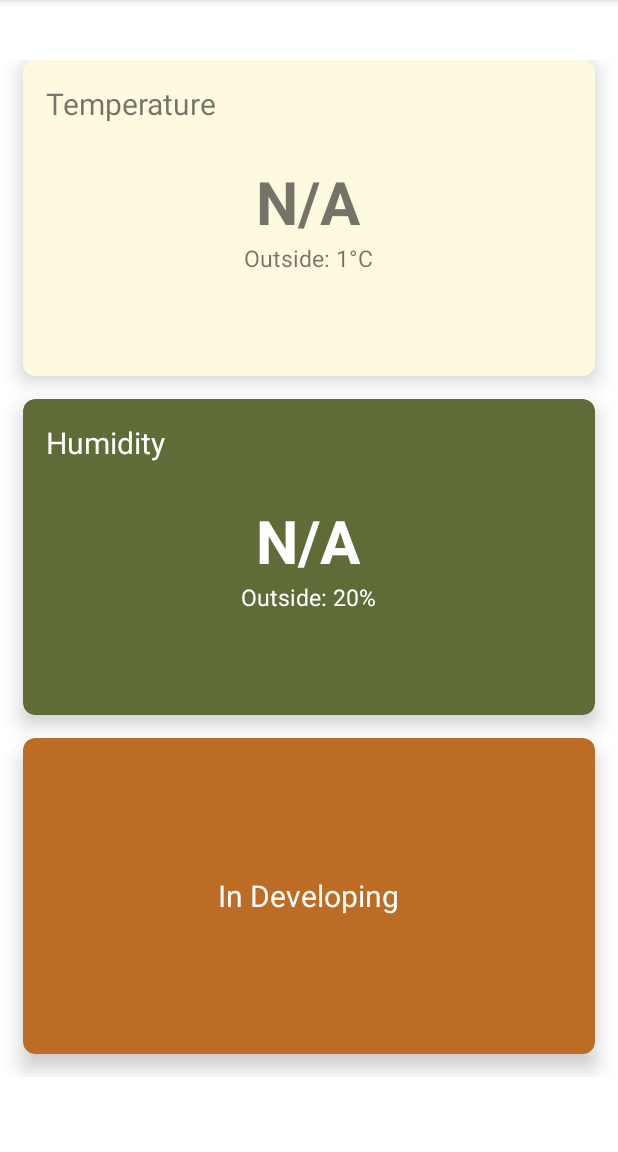
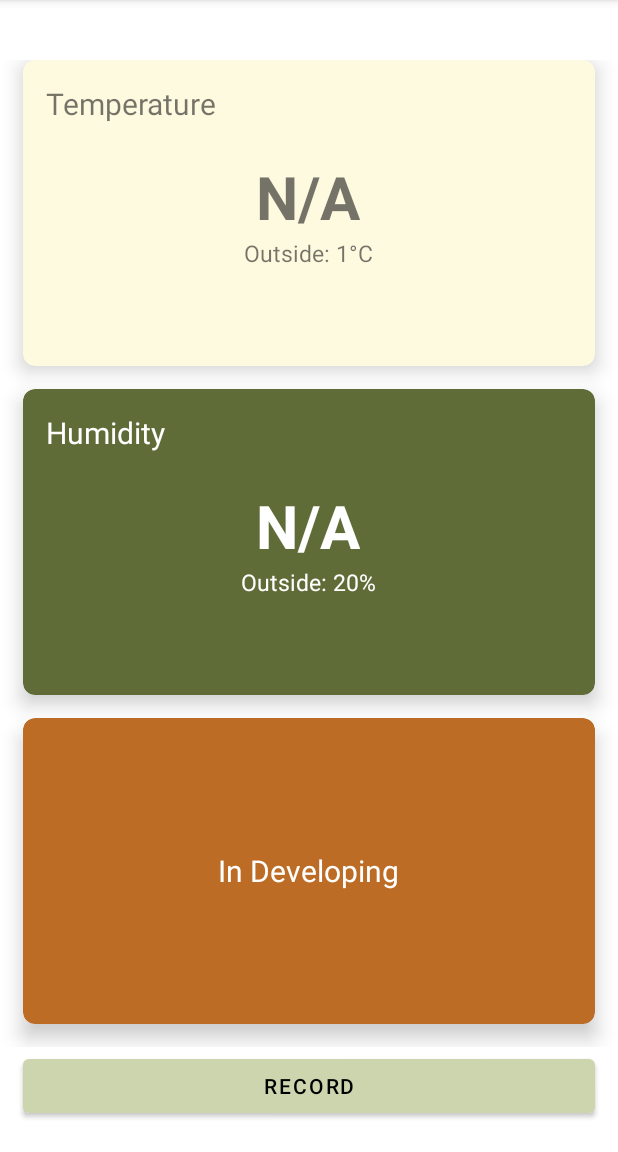
Before and after one commit to Philngtn/ClickAndCheckUI, an Android app: the soilActivity screen opened directly, with no data from a screen before it, on a phone screen of 412 x 824 dp, the part 84-1236 px from its top. Run offline under Robolectric (Android 15) with nearby library versions, the phone set to English and light mode, and no system bars; our stand-ins replace Volley; network calls fail.

Commit message:
Add temp record

```diff
--- a/app/src/main/java/com/example/menu/soilActivity.java
+++ b/app/src/main/java/com/example/menu/soilActivity.java
@@ -3,9 +3,11 @@ package com.example.menu;
 import androidx.appcompat.app.AppCompatActivity;
 import androidx.cardview.widget.CardView;
 
+import android.content.Intent;
 import android.os.Bundle;
 import android.os.Handler;
 import android.view.View;
+import android.widget.Button;
 import android.widget.TextView;
 import android.widget.Toast;
 
@@ -44,7 +46,7 @@ public class soilActivity extends AppCompatActivity {
         final sensorService sensorService = new sensorService(soilActivity.this);
         final TextView textViewTemp = (TextView) findViewById(R.id.temperatureShow);
         final TextView textViewHumi = (TextView) findViewById(R.id.humidityShow);
-
+        final Button recordButton = (Button) findViewById(R.id.recordButton);
 
         // Set initial display sensor values after click to Soil page
         sensorService.getTemp(new sensorService.VolleyResponseListener() {
@@ -73,6 +75,7 @@ public class soilActivity extends AppCompatActivity {
         });
 
         // Set click update temp or humidity
+        // Set click on Temperature Card
         tempCard.setOnClickListener(new View.OnClickListener() {
             @Override
             public void onClick(View v) {
@@ -90,8 +93,8 @@ public class soilActivity extends AppCompatActivity {
                 });
             }
 
-
         });
+        // Set click on Humidity Card
         humiCard.setOnClickListener(new View.OnClickListener() {
             @Override
             public void onClick(View v) {
@@ -109,6 +112,19 @@ public class soilActivity extends AppCompatActivity {
                 });
             }
         });
+
+
+        // Set Record click
+        recordButton.setOnClickListener(new View.OnClickListener() {
+            @Override
+            public void onClick(View v) {
+                //Toast.makeText(soilActivity.this, "Record Clicked: ", Toast.LENGTH_SHORT).show();
+                Intent showRecord = new Intent(soilActivity.this,tempHumidRecords.class);
+                startActivity(showRecord);
+            }
+        });
+
+
 
         // refreshContent();
     }
--- a/app/src/main/res/layout/activity_soil2.xml
+++ b/app/src/main/res/layout/activity_soil2.xml
@@ -7,8 +7,9 @@
     tools:context=".soilActivity">
 
     <GridLayout
+        android:id="@+id/grid_layout"
         android:layout_marginTop="40dp"
-        android:layout_marginBottom="50dp"
+        android:layout_marginBottom="70dp"
         android:columnCount="1"
         android:rowCount="3"
         android:layout_width="match_parent"
@@ -135,6 +136,7 @@
 
 
         </androidx.cardview.widget.CardView>
+
         <androidx.cardview.widget.CardView
             android:layout_width="0dp"
             android:layout_height="0dp"
@@ -172,8 +174,20 @@
 
         </androidx.cardview.widget.CardView>
 
-
     </GridLayout>
 
 
+    <Button
+        android:id="@+id/recordButton"
+        android:layout_width="match_parent"
+        android:layout_height="wrap_content"
+        android:layout_alignParentBottom="true"
+        android:layout_marginRight="15dp"
+        android:layout_marginLeft="15dp"
+        android:layout_gravity="center_horizontal|center_vertical"
+        android:layout_marginBottom="20dp"
+        android:textColor="@color/black"
+        android:text="Record" />
+
+
 </RelativeLayout>
```
Also changed, not shown: app/src/main/AndroidManifest.xml (+7 -2 lines), app/src/main/java/com/example/menu/tempHumidRecords.java (added, +21 -0 lines), app/src/main/res/layout/activity_temp_humid_records.xml (added, +9 -0 lines).
